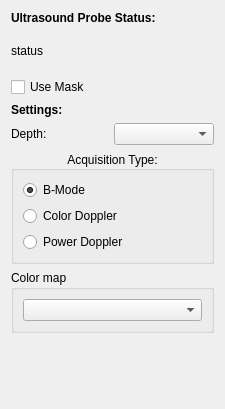
Old version of the form IbisLib/gui/usprobeobjectsettingswidget.ui in the repository IbisNeuronav/Ibis.
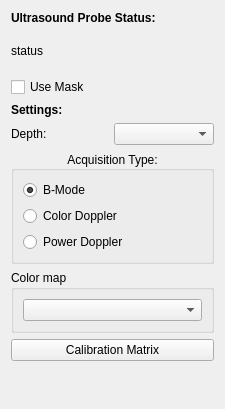
New version of the form.

```diff
--- a/IbisLib/gui/usprobeobjectsettingswidget.ui
+++ b/IbisLib/gui/usprobeobjectsettingswidget.ui
@@ -156,6 +156,16 @@
      </layout>
     </widget>
    </item>
+   <item>
+    <widget class="QPushButton" name="calibrationMatrixPushButton">
+     <property name="text">
+      <string>Calibration Matrix</string>
+     </property>
+     <property name="checkable">
+      <bool>true</bool>
+     </property>
+    </widget>
+   </item>
    <item>
     <spacer name="verticalSpacer">
      <property name="orientation">
```
